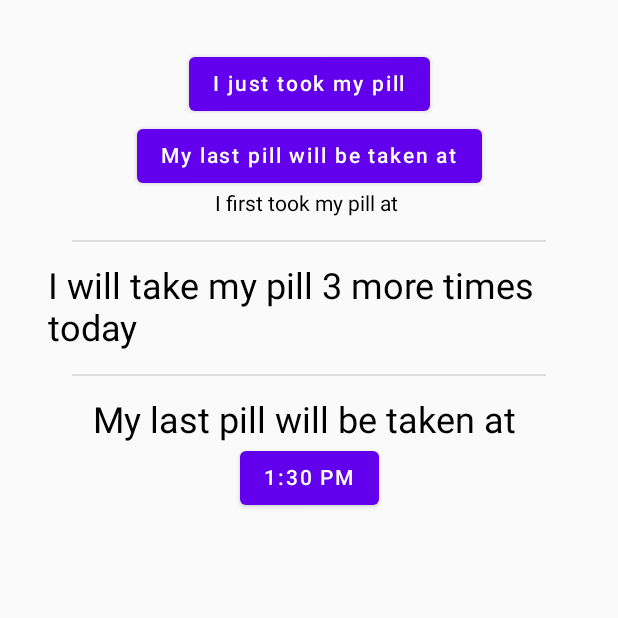
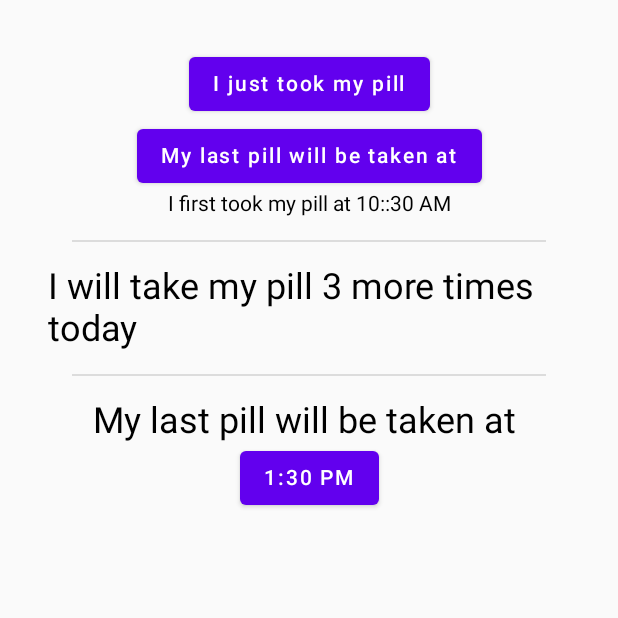
Before and after one commit to Wikignometry/med-alarm, an Android app built with Jetpack Compose: the screen it shows after launch (MainActivity), on a phone screen of 412 x 824 dp, the top half of it. Run offline under Robolectric (Android 15) with nearby library versions, the phone set to English and light mode, and no system bars.

Commit message:
Switch time storage to Time object, implement time formatting (w/ 24 hour support), improve callbacks on TimePickerButton

```diff
--- a/app/src/main/java/com/medalarm/medalarm/MainActivity.kt
+++ b/app/src/main/java/com/medalarm/medalarm/MainActivity.kt
@@ -1,10 +1,8 @@
 package com.medalarm.medalarm
 
-import android.app.PendingIntent.getActivity
 import android.app.TimePickerDialog
 import android.os.Bundle
 import android.text.format.DateFormat
-import android.widget.TimePicker
 import androidx.activity.ComponentActivity
 import androidx.activity.compose.setContent
 import androidx.compose.foundation.layout.*
@@ -21,6 +19,8 @@ import androidx.compose.ui.Alignment
 import androidx.compose.ui.tooling.preview.Preview
 import androidx.compose.ui.unit.dp
 import androidx.compose.ui.unit.sp
+import java.sql.Time
+import java.text.SimpleDateFormat
 import java.util.*
 
 
@@ -42,25 +42,30 @@ class MainActivity : ComponentActivity() {
 @Composable
 @Preview
 fun TimerScreen() {
-    var time by rememberSaveable { mutableStateOf("") }
-    var time2 by rememberSaveable { mutableStateOf("") }
+    val context = LocalContext.current
+    var sdf = SimpleDateFormat("h::mm aa")
+    if (DateFormat.is24HourFormat(context)) {
+        sdf = SimpleDateFormat("H::mm")
+    }
+    val currMs = System.currentTimeMillis()
+    var time: Time by rememberSaveable { mutableStateOf(Time(currMs)) }
     Column(
         horizontalAlignment = Alignment.CenterHorizontally,
         modifier = Modifier.padding(32.dp)
     ){
-        TimePickerButton ({ _, hour: Int, minute: Int ->
-            time = "$hour:$minute"
+        TimePickerButton ({ ms ->
+            time = Time(ms)
         }) {
             Text("I just took my pill")
         }
 
-        TimePickerButton ({ _, hour: Int, minute: Int ->
-            time = "$hour:$minute"
+        TimePickerButton ({ ms ->
+            time = Time(ms)
         }) {
             Text("My last pill will be taken at")
         }
 
-        Text("I first took my pill at $time")
+        Text("I first took my pill at ${sdf.format(time)}")
 //        ShowTimePicker("I already took my pill")
 //        Text("next one")
 //        ShowTimePicker("Last pill taken at")
@@ -82,7 +87,7 @@ fun TimerScreen() {
 
 // from https://github.com/Kiran-Bahalaskar/Time-Picker-With-Jetpack-Compose/blob/master/app/src/main/java/com/kiranbahalaskar/timepicker/MainActivity.kt
 @Composable
-fun TimePickerButton(onValueChange: (TimePicker, Int, Int) -> Unit,
+fun TimePickerButton(onValueChange: (Long) -> Unit,
                      content: @Composable() () -> Unit) {
     val context = LocalContext.current
     val calendar = Calendar.getInstance()
@@ -90,7 +95,17 @@ fun TimePickerButton(onValueChange: (TimePicker, Int, Int) -> Unit,
     val minute = calendar[Calendar.MINUTE]
     val timePickerDialog = TimePickerDialog(
         context,
-        onValueChange, hour, minute, DateFormat.is24HourFormat(context)
+        {
+            _, hr, min ->
+            val convCal = Calendar.getInstance()
+            convCal.set(Calendar.HOUR_OF_DAY, hr)
+            convCal.set(Calendar.MINUTE, min)
+            convCal.set(Calendar.SECOND, 0)
+            convCal.set(Calendar.MILLISECOND, 0)
+
+            onValueChange(convCal.timeInMillis)
+        },
+        hour, minute, DateFormat.is24HourFormat(context)
     )
     Button(onClick = {
         timePickerDialog.show()
```
